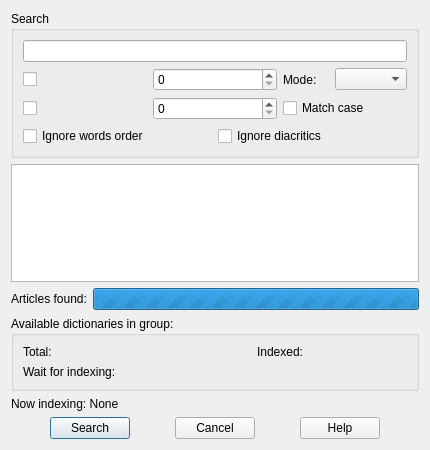
This is fulltextsearch.ui in goldendict/goldendict as Qt 5 draws it before an edit. The edited form follows.
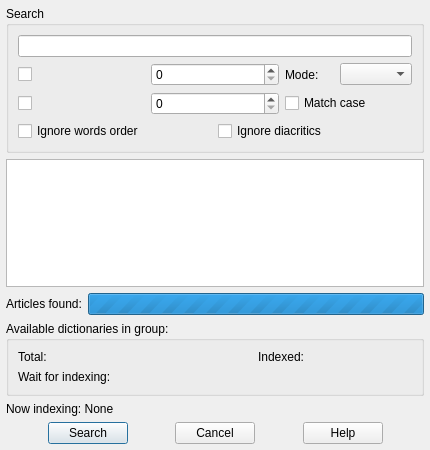
This is the edited form.

What changed in the file:
```diff
--- a/fulltextsearch.ui
+++ b/fulltextsearch.ui
@@ -20,6 +20,18 @@
    <string/>
   </property>
   <layout class="QVBoxLayout" name="verticalLayout_2">
+   <property name="leftMargin">
+    <number>6</number>
+   </property>
+   <property name="topMargin">
+    <number>6</number>
+   </property>
+   <property name="rightMargin">
+    <number>6</number>
+   </property>
+   <property name="bottomMargin">
+    <number>6</number>
+   </property>
    <item>
     <widget class="QGroupBox" name="groupBox">
      <property name="title">
```
